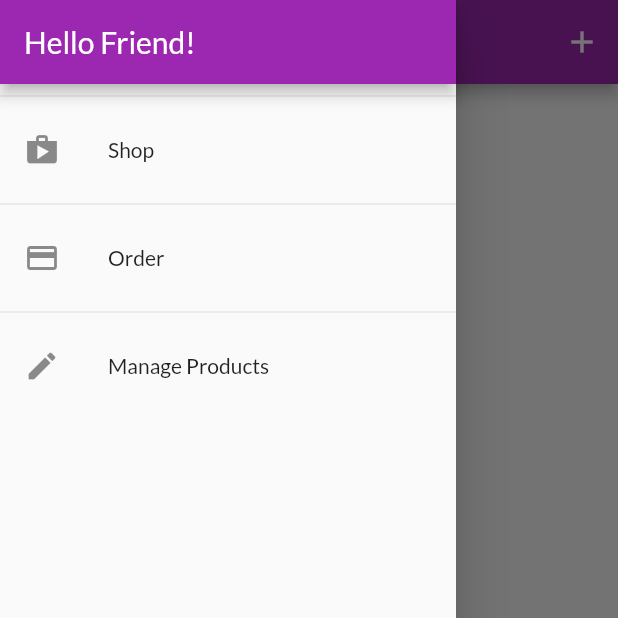
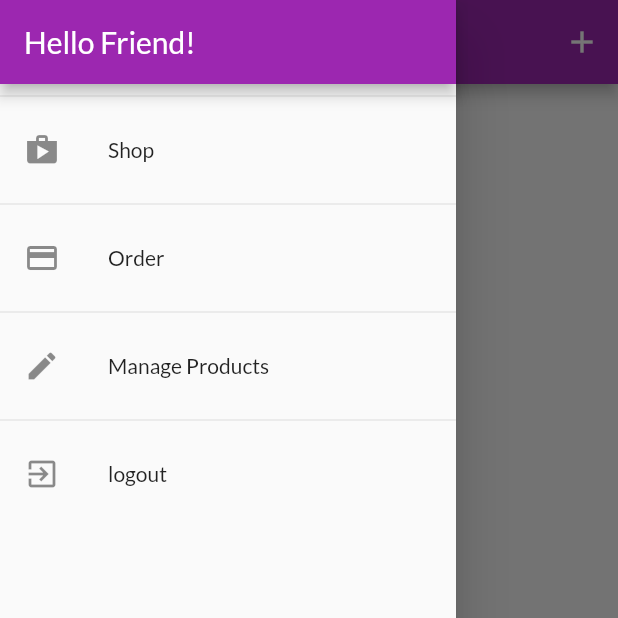
Before and after one commit to MariamGad/Shop_app, a Flutter app: the UserProductsScreen screen opened by its route, with the side drawer open, on a phone screen of 412 x 824 dp, the top half of it. Run offline on Flutter 3.47's test engine with Material 2 defaults, Android fonts, the phone set to English and light mode, and no system bars; network calls fail.

```diff
--- a/lib/providers/auth.dart
+++ b/lib/providers/auth.dart
@@ -63,4 +63,10 @@ class Auth with ChangeNotifier {
   Future<void> logIn(String email, String password) async {
     return _authenticate(email, password, 'signInWithPassword');
   }
+  void logOut(){
+    _token=null;
+    _userId=null;
+    _expiryDate=null;
+    notifyListeners();
+  }
 }
--- a/lib/providers/products.dart
+++ b/lib/providers/products.dart
@@ -64,8 +64,9 @@ class Products with ChangeNotifier {
   //   notifyListeners();
   // }
 
-  Future<void> fetchAndSetProducts([bool filterByUser=false]) async {
-    final filterString=filterByUser?'orderBy="creatorId"&equalTo="$userId"':'';
+  Future<void> fetchAndSetProducts([bool filterByUser = false]) async {
+    final filterString =
+        filterByUser ? 'orderBy="creatorId"&equalTo="$userId"' : '';
     var url = Uri.parse(
         'https://shop-app-c69f0-default-rtdb.firebaseio.com/products.json?auth=$authToken&$filterString');
     try {
--- a/lib/widgets/app_drawer.dart
+++ b/lib/widgets/app_drawer.dart
@@ -1,6 +1,8 @@
 import 'package:flutter/material.dart';
+import 'package:provider/provider.dart';
 import '../screens/orders_screen.dart';
 import '../screens/user_products_screen.dart';
+import '../providers/auth.dart';
 
 class AppDrawer extends StatelessWidget {
   const AppDrawer({Key? key}) : super(key: key);
@@ -41,6 +43,15 @@ class AppDrawer extends StatelessWidget {
                   .pushReplacementNamed(UserProductsScreen.routeName);
             },
           ),
+          Divider(),
+          ListTile(
+            leading: Icon(Icons.exit_to_app),
+            title: Text('logout'),
+            onTap: () {
+              Navigator.of(context).pop();
+              Provider.of<Auth>(context, listen: false).logOut();
+            },
+          ),
         ],
       ),
     );
```
Also changed, not shown: lib/main.dart (+4 -4 lines).
